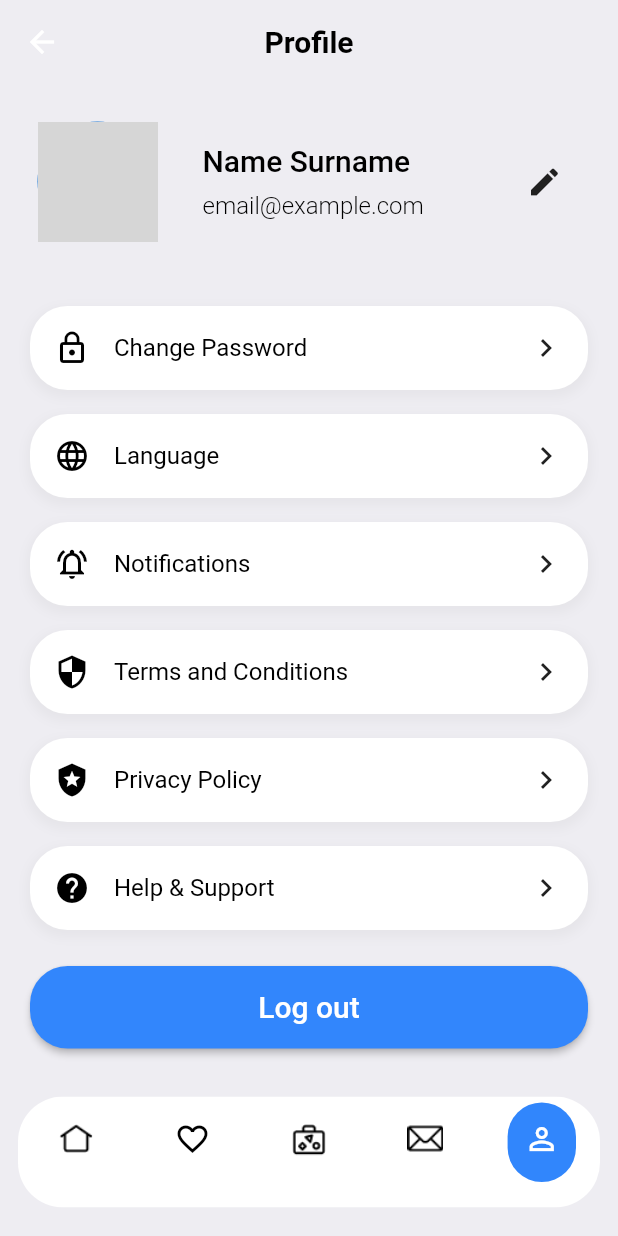
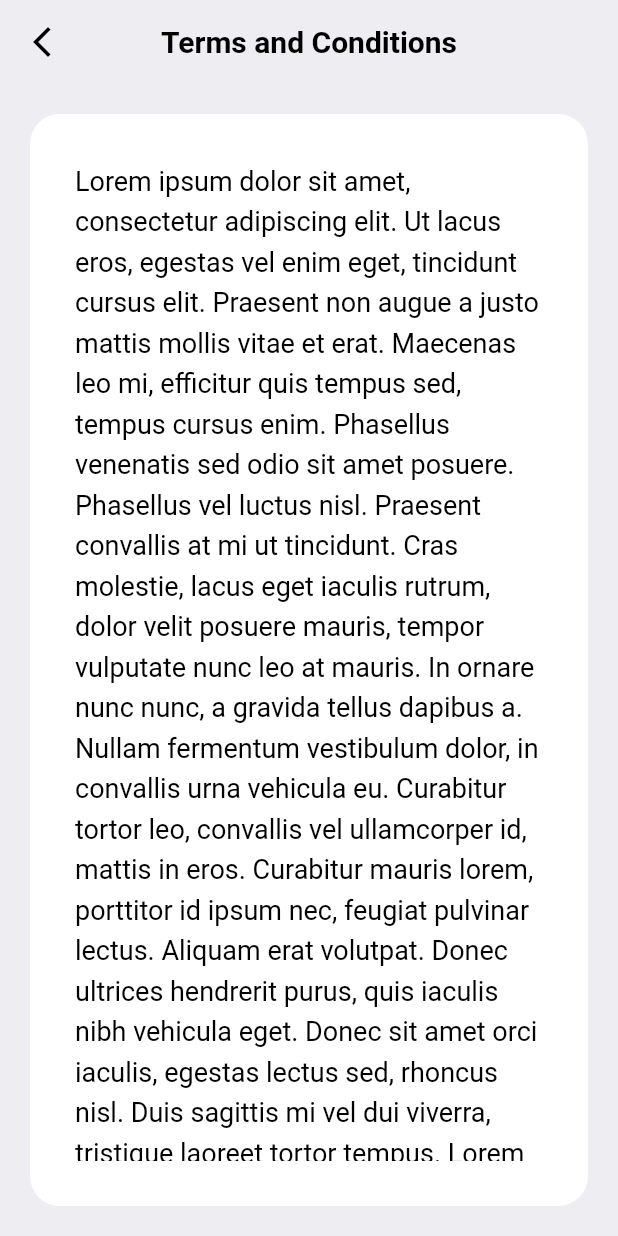
Before and after one commit to karojakubowska/nomadly, a Flutter app: the BottomNavBarHost screen opened directly, item 5 of the bottom bar chosen, after a tap on "Terms and Conditions", on a phone screen of 412 x 824 dp. Run offline on Flutter 3.47's test engine with Material 2 defaults, Android fonts, the phone set to English and light mode, and no system bars; our stand-ins replace cached_network_image, cloud_firestore, firebase_auth, firebase_core, firebase_storage, flutter_riverpod and 6 more; accounts and stored records are empty; network calls fail; grey boxes are pictures that could not be loaded.

Commit message:
Add some view to edit profile and host app

```diff
--- a/lib/screens/bottomnavbarhost.dart
+++ b/lib/screens/bottomnavbarhost.dart
@@ -1,6 +1,9 @@
 
 import 'package:flutter/material.dart';
+import 'package:nomadly_app/screens/add_accommodation_view.dart';
+import 'package:nomadly_app/screens/all_bookings_view.dart';
 import 'package:nomadly_app/screens/chat_view.dart';
+import 'package:nomadly_app/screens/home_host_view.dart';
 import 'package:nomadly_app/screens/travel_view.dart';
 //import 'package:nomadly_app/screens/reservation_view.dart';
 import 'package:nomadly_app/screens/userprofile_view.dart';
@@ -23,9 +26,9 @@ class _BottomNavBarHostState extends State<BottomNavBarHost>
   static const TextStyle optionStyle =
       TextStyle(fontSize: 30, fontWeight: FontWeight.bold);
   static const List<Widget> _bodyView = <Widget>[
-    HomeTest(),
-    WishlistScreen(),
-    TravelView(),
+    HomeHostScreen(),
+    AllBookingsScreen(),
+    AddAccommodationScreen(),
     Chat(),
     UserProfileScreen()
   ];
@@ -63,18 +66,15 @@ class _BottomNavBarHostState extends State<BottomNavBarHost>
         ));
   }
 
-
   @override
   Widget build(BuildContext context) {
     List<Widget> _icons = const [
       ImageIcon(
         AssetImage("assets/images/home 2.png"),
       ),
-      Icon(Icons.favorite_border_outlined),
-       ImageIcon(
-        AssetImage("assets/images/luggage 1.png"),
-      ),
-       ImageIcon(
+      Icon(Icons.calendar_month_outlined),
+      Icon(Icons.add_rounded),
+      ImageIcon(
         AssetImage("assets/images/mail 1.png"),
       ),
       Icon(Icons.person_outline)
--- a/lib/screens/change_password_view.dart
+++ b/lib/screens/change_password_view.dart
@@ -25,7 +25,7 @@ class _ChangePasswordPageState extends State<ChangePasswordPage> {
         appBar: AppBar(
           leading: IconButton(
             color: Colors.black,
-            icon: Icon(Icons.arrow_back),
+            icon: Icon(Icons.arrow_back_ios_new),
             onPressed: () {
               Navigator.of(context).popUntil((route) => route.isFirst);
             },
--- /dev/null
+++ b/lib/screens/home_host_view.dart
@@ -0,0 +1,90 @@
+import 'package:flutter/material.dart';
+import 'package:flutter_svg/svg.dart';
+import 'package:gap/gap.dart';
+import 'package:nomadly_app/models/Accomodation.dart';
+import 'package:nomadly_app/screens/accommodation_card.dart';
+import 'package:nomadly_app/utils/app_layout.dart';
+import 'package:provider/provider.dart';
+
+import '../utils/app_styles.dart';
+
+class HomeHostScreen extends StatefulWidget {
+  const HomeHostScreen({super.key});
+
+  @override
+  State<HomeHostScreen> createState() => _HomeHostScreenState();
+}
+
+class _HomeHostScreenState extends State<HomeHostScreen> {
+
+    // return Scaffold(
+    //     backgroundColor: Styles.backgroundColor,
+    //     body: ListView(children: [
+    //       Column(
+    //         children: [
+    //           Row(
+    //             mainAxisAlignment: MainAxisAlignment.spaceBetween,
+    //             children: [
+    //               const Gap(5),
+    //               Column(
+    //                 crossAxisAlignment: CrossAxisAlignment.start,
+    //                 children: [
+    //                   const Gap(20),
+    //                   Text('Hello!', style: Styles.headLineStyle),
+    //                   const Gap(20),
+    //                   Text('What are you looking for?',
+    //                       style: Styles.headLineStyle2),
+    //                 ],
+    //               ),
+    //               SizedBox(
+    //                 height: 40,
+    //               ),
+    //               const Gap(10),
+    //             ],
+    //           ),
+    //         ],
+    //       ),
+    //     ]));
+    @override
+    Widget build(BuildContext context) {
+      List<Acommodation> accommodationList =
+          Provider.of<List<Acommodation>>(context);
+      var size = AppLayout.getSize(context);
+      return Scaffold(
+          backgroundColor: Styles.backgroundColor,
+          appBar: AppBar(
+            backgroundColor: Styles.backgroundColor,
+            title: Text('My Places', style: Styles.headLineStyle4),
+            elevation: 0,
+            centerTitle: true,
+          ),
+          body: ListView(
+            children: [
+              Column(
+                children: [
+                  SingleChildScrollView(
+                      scrollDirection: Axis.vertical,
+                      child: Column(children: <Widget>[
+                        SizedBox(
+                          height: size.height * 0.78,
+                          width: size.width * 0.9,
+                          child: ListView.builder(
+                            scrollDirection: Axis.vertical,
+                            itemCount: accommodationList.length,
+                            itemBuilder: (context, index) {
+                              Acommodation model = accommodationList[index];
+                              return AccommodationCard(
+                                accomodation: model,
+                                index: index,
+                              );
+                            },
+                            //);
+                          ),
+                        ),
+                      ])),
+                ],
+              ),
+            ],
+          ));
+    }
+  }
--- /dev/null
+++ b/lib/screens/terms_conditions_view.dart
@@ -0,0 +1,60 @@
+import 'package:flutter/material.dart';
+import 'package:google_fonts/google_fonts.dart';
+import 'package:nomadly_app/utils/app_styles.dart';
+
+class TermsConditionsScreen extends StatefulWidget {
+  const TermsConditionsScreen({
+    Key? key,
+  }) : super(key: key);
+
+  @override
+  State<TermsConditionsScreen> createState() => _TermsConditionsScreenState();
+}
+
+class _TermsConditionsScreenState extends State<TermsConditionsScreen> {
+  @override
+  Widget build(BuildContext context) {
+    return Scaffold(
+      backgroundColor: Styles.backgroundColor,
+      appBar: AppBar(
+        leading: IconButton(
+          color: Colors.black,
+          icon: Icon(Icons.arrow_back_ios_new),
+          onPressed: () {
+            Navigator.of(context).popUntil((route) => route.isFirst);
+          },
+        ),
+        title: Text(
+          'Terms and Conditions',
+          textAlign: TextAlign.center,
+          style: GoogleFonts.roboto(
+              textStyle: TextStyle(
+                  fontSize: 20.0,
+                  height: 1.2,
+                  color: Colors.black,
+                  fontWeight: FontWeight.w700)),
+        ),
+        backgroundColor: Colors.transparent,
+        elevation: 0,
+        centerTitle: true,
+      ),
+      body: Container(
+        margin: EdgeInsets.all(20.0),
+        padding: EdgeInsets.all(30.0),
+        decoration: BoxDecoration(
+          color: Colors.white,
+          borderRadius: BorderRadius.circular(20.0),
+        ),
+        child: Text(
+          'Lorem ipsum dolor sit amet, consectetur adipiscing elit. Ut lacus eros, egestas vel enim eget, tincidunt cursus elit. Praesent non augue a justo mattis mollis vitae et erat. Maecenas leo mi, efficitur quis tempus sed, tempus cursus enim. Phasellus venenatis sed odio sit amet posuere. Phasellus vel luctus nisl. Praesent convallis at mi ut tincidunt. Cras molestie, lacus eget iaculis rutrum, dolor velit posuere mauris, tempor vulputate nunc leo at mauris. In ornare nunc nunc, a gravida tellus dapibus a. Nullam fermentum vestibulum dolor, in convallis urna vehicula eu. Curabitur tortor leo, convallis vel ullamcorper id, mattis in eros. Curabitur mauris lorem, porttitor id ipsum nec, feugiat pulvinar lectus. Aliquam erat volutpat. Donec ultrices hendrerit purus, quis iaculis nibh vehicula eget. Donec sit amet orci iaculis, egestas lectus sed, rhoncus nisl. Duis sagittis mi vel dui viverra, tristique laoreet tortor tempus. Lorem ipsum dolor sit amet, consectetur adipiscing elit. Ut lacus eros, egestas vel enim eget, tincidunt cursus elit. Praesent non augue a justo mattis mollis vitae et erat.',
+          style: GoogleFonts.roboto(
+              textStyle: TextStyle(
+                  fontSize: 18.0,
+                  height: 1.5,
+                  color: Colors.black,
+                  fontWeight: FontWeight.w400)),
+        ),
+      ),
+    );
+  }
+}
--- a/lib/screens/userprofile_view.dart
+++ b/lib/screens/userprofile_view.dart
@@ -3,6 +3,8 @@ import 'package:flutter/material.dart';
 import 'package:google_fonts/google_fonts.dart';
 import 'package:nomadly_app/screens/change_password_view.dart';
 import 'package:nomadly_app/screens/edit_profile_view.dart';
+import 'package:nomadly_app/screens/privacy_policy_view.dart';
+import 'package:nomadly_app/screens/terms_conditions_view.dart';
 import 'package:nomadly_app/utils/app_styles.dart';
 
 class UserProfileScreen extends StatelessWidget {
@@ -94,7 +96,8 @@ class UserProfileScreen extends StatelessWidget {
                   context,
                   title: 'Language',
                   icon: Icons.language,
-                  onPressed: () {},
+                  onPressed: () {
+                  },
                 ),
                 _buildProfileSection(
                   context,
@@ -106,13 +109,23 @@ class UserProfileScreen extends StatelessWidget {
                   context,
                   title: 'Terms and Conditions',
                   icon: Icons.security,
-                  onPressed: () {},
+                  onPressed: () {
+                    Navigator.push(
+                        context,
+                        MaterialPageRoute(
+                            builder: ((context) => TermsConditionsScreen())));
+                  },
                 ),
                 _buildProfileSection(
                   context,
                   title: 'Privacy Policy',
                   icon: Icons.local_police,
-                  onPressed: () {},
+                  onPressed: () {
+                    Navigator.push(
+                        context,
+                        MaterialPageRoute(
+                            builder: ((context) => PrivacyPolicyScreen())));
+                  },
                 ),
                 _buildProfileSection(
                   context,
```
Also changed, not shown: lib/screens/add_accommodation_view.dart (added, +18 -0 lines), lib/screens/all_bookings_view.dart (added, +18 -0 lines), lib/screens/privacy_policy_view.dart (added, +60 -0 lines).
